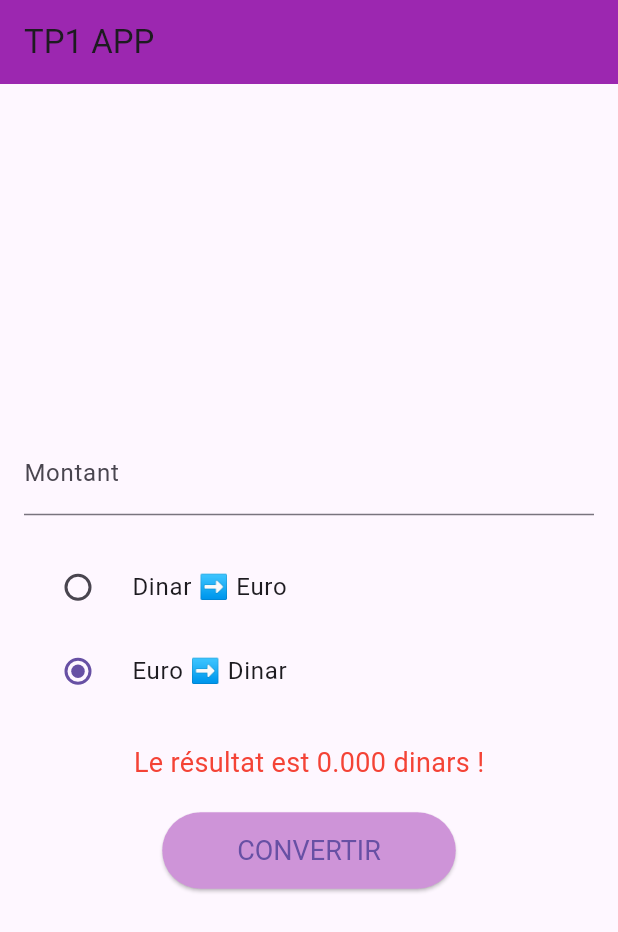
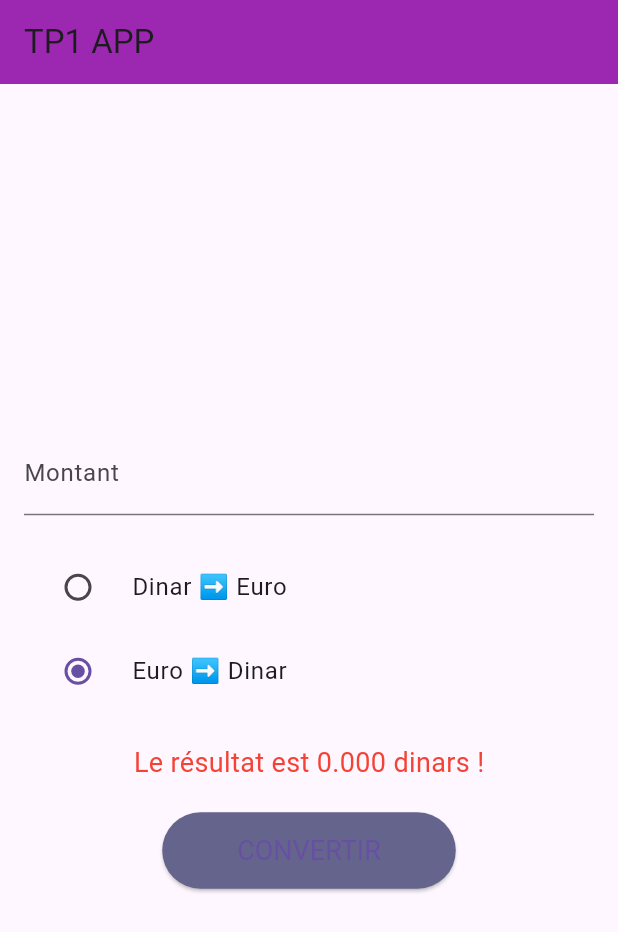
Before and after one commit to alouichaima/Flutter_TP1, a Flutter app: the screen it shows after launch, after a tap on "CONVERTIR", on a phone screen of 412 x 824 dp. Shown: the top 932 px of the screen. Run offline on Flutter 3.47's test engine with Material 3 defaults, Android fonts, the phone set to English and light mode, and no system bars.

Commit message:
update_style

```diff
--- a/lib/main.dart
+++ b/lib/main.dart
@@ -27,9 +27,9 @@ class ConvertHomeState extends State<ConvertHome> {
     setState(() {
       double montant = double.tryParse(_controller.text) ?? 0;
       if (_selectedConversion == "EuroToDinar") {
-        _resultat = montant * 3.6;
+        _resultat = montant * 3.38;
       } else {
-        _resultat = montant / 3.6;
+        _resultat = montant / 3.38;
       }
     });
   }
@@ -89,7 +89,7 @@ class ConvertHomeState extends State<ConvertHome> {
                 onPressed: _convertir,
                 child: Text("CONVERTIR"),
                 style: ElevatedButton.styleFrom(
-                  backgroundColor: const Color.fromARGB(255, 206, 148, 216),
+                  backgroundColor: const Color.fromRGBO(100, 100, 140, 140),
                   padding: EdgeInsets.symmetric(horizontal: 50, vertical: 15),
                   textStyle: TextStyle(fontSize: 18),
                 ),
```
